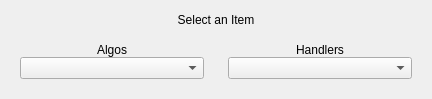
First picture: the form in howdyCoder/ui/qtUiFiles/outputSelectItem.ui, repository rmallow/howdyCoder, before the edit.
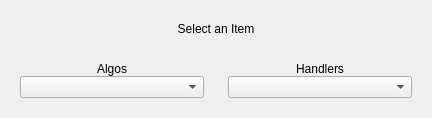
Second picture: the form after the edit.

Patch:
```diff
--- a/howdyCoder/ui/qtUiFiles/outputSelectItem.ui
+++ b/howdyCoder/ui/qtUiFiles/outputSelectItem.ui
@@ -7,7 +7,7 @@
     <x>0</x>
     <y>0</y>
     <width>432</width>
-    <height>99</height>
+    <height>118</height>
    </rect>
   </property>
   <property name="sizePolicy">
```
